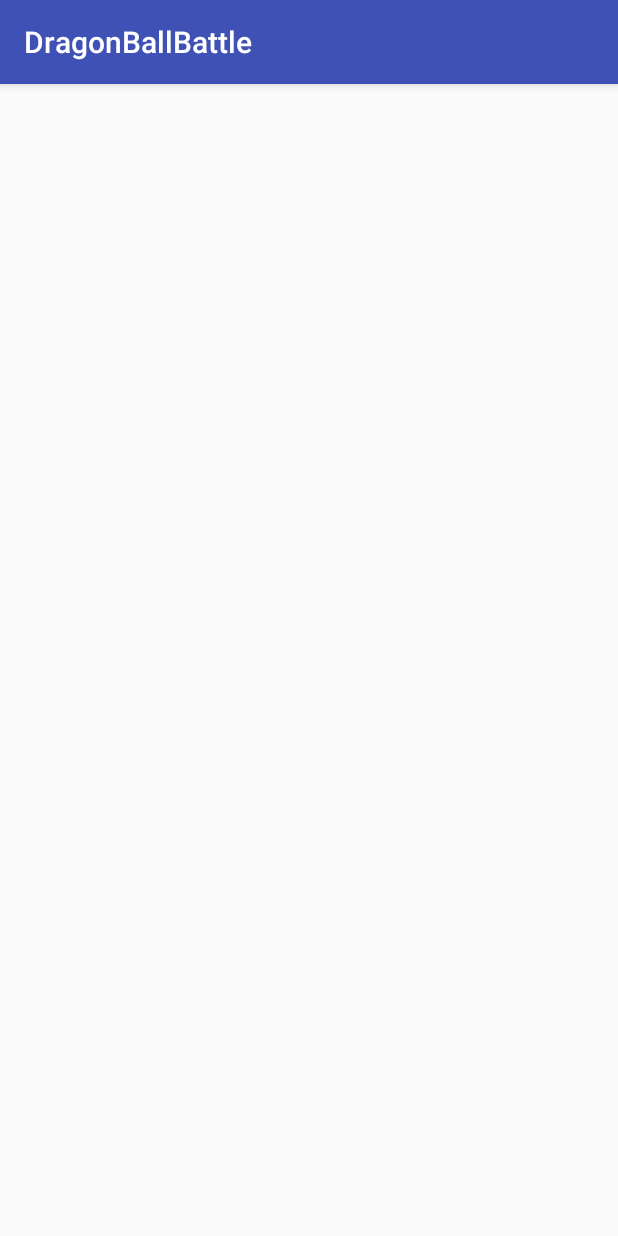
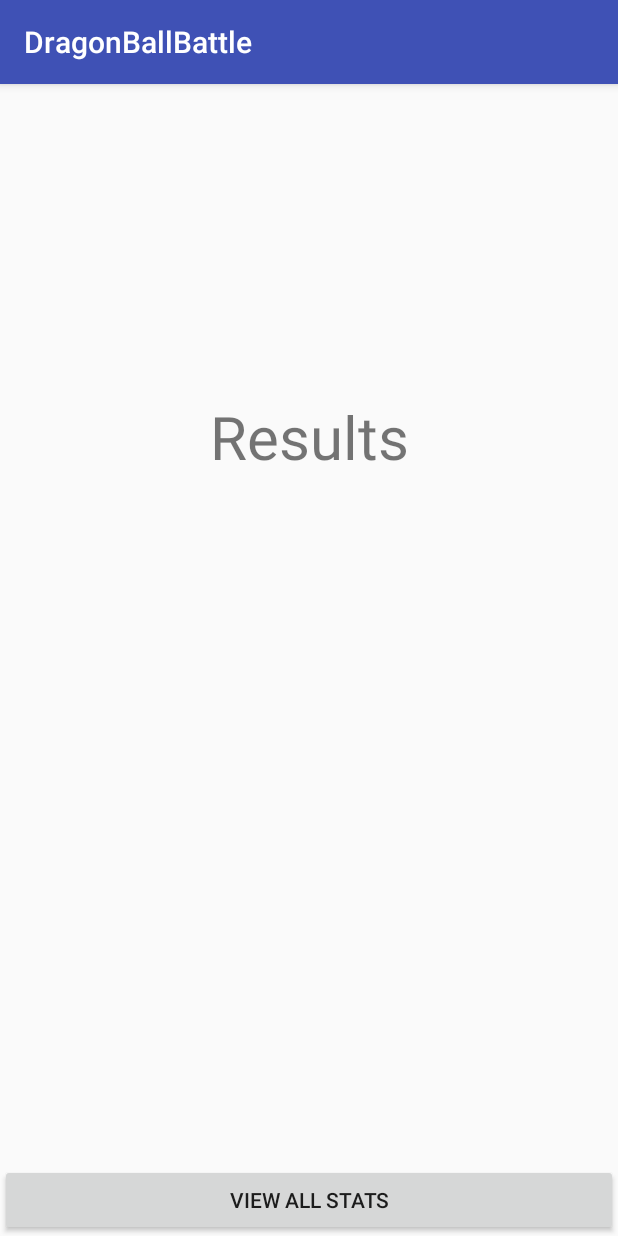
Before and after one commit to marmj64/DragonBallBattle2, an Android app: the ResultsActivity screen opened directly, with no data from a screen before it, on a phone screen of 412 x 824 dp. Run offline under Robolectric (Android 15) with nearby library versions, the phone set to English and light mode, and no system bars.

Commit message:
Result screen with rotation

```diff
--- a/app/src/main/AndroidManifest.xml
+++ b/app/src/main/AndroidManifest.xml
@@ -20,7 +20,8 @@
         <activity android:name=".CreateAccountActivity" />
         <activity android:name=".OpponentSelectionActivity" />
         <activity android:name=".BattleActivity" />
-        <activity android:name=".ResultsActivity" />
+        <activity android:name=".ResultsActivity"
+                  android:configChanges="orientation|screenSize"/>
         <activity android:name=".GuestActivity"></activity>
     </application>
 
--- a/app/src/main/java/com/example/john/dragonballbattle/FighterSelectionActivity.java
+++ b/app/src/main/java/com/example/john/dragonballbattle/FighterSelectionActivity.java
@@ -113,6 +113,7 @@
     public void chooseOpponent(View v){
         Intent completeIntent = new Intent( this, OpponentSelectionActivity.class);
 
+        completeIntent.putExtra("uName", getIntent().getStringExtra("uName"));
         this.startActivity( completeIntent );
     }
 
--- a/app/src/main/java/com/example/john/dragonballbattle/GuestActivity.java
+++ b/app/src/main/java/com/example/john/dragonballbattle/GuestActivity.java
@@ -109,6 +109,7 @@
 
     public void play(View v){
         Intent completeIntent = new Intent( this, BattleActivity.class);
+        completeIntent.putExtra("uName", getIntent().getStringExtra("uName"));
         this.startActivity( completeIntent );
     }
 }
--- a/app/src/main/java/com/example/john/dragonballbattle/LoginActivity.java
+++ b/app/src/main/java/com/example/john/dragonballbattle/LoginActivity.java
@@ -25,6 +25,7 @@
         if(db.searchUser(userNameStr,passwordStr)==0) {
             //TODO 4. VALIDATE login credentials in DB.
             Intent completeIntent = new Intent(this, FighterSelectionActivity.class);
+            completeIntent.putExtra("uName", userNameStr);
             //TODO 5 ADD METHODS TO DB TO IMPLEMENT
             this.startActivity(completeIntent);
         }
--- a/app/src/main/java/com/example/john/dragonballbattle/OpponentSelectionActivity.java
+++ b/app/src/main/java/com/example/john/dragonballbattle/OpponentSelectionActivity.java
@@ -16,11 +16,13 @@
 
     public void playGame(View v){
         Intent completeIntent = new Intent( this, BattleActivity.class);
+        completeIntent.putExtra("uName", getIntent().getStringExtra("uName"));
         this.startActivity( completeIntent );
     }
 
     public void guestSelection(View v){
         Intent completeIntent = new Intent( this, GuestActivity.class);
+        completeIntent.putExtra("uName", getIntent().getStringExtra("uName"));
         this.startActivity( completeIntent );
     }
 }
--- a/app/src/main/res/layout/activity_results.xml
+++ b/app/src/main/res/layout/activity_results.xml
@@ -1,9 +1,46 @@
 <?xml version="1.0" encoding="utf-8"?>
-<android.support.constraint.ConstraintLayout xmlns:android="http://schemas.android.com/apk/res/android"
+<LinearLayout xmlns:android="http://schemas.android.com/apk/res/android"
     xmlns:app="http://schemas.android.com/apk/res-auto"
     xmlns:tools="http://schemas.android.com/tools"
     android:layout_width="match_parent"
     android:layout_height="match_parent"
-    tools:context="com.example.john.dragonballbattle.ResultsActivity">
+    tools:context="com.example.john.dragonballbattle.ResultsActivity"
+    android:orientation="vertical"
+    android:gravity="bottom">
+    <TextView
+        android:layout_width="match_parent"
+        android:layout_height="wrap_content"
+        android:gravity="center"
+        android:text="@string/resultsTitle"
+        android:id="@+id/resultTitle"
+        android:textSize="40dp"
+        android:paddingBottom="120dp" />
 
-</android.support.constraint.ConstraintLayout>
+    <TextView
+        android:id="@+id/resultPlayerName"
+        android:layout_width="match_parent"
+        android:layout_height="wrap_content"
+        android:gravity="center"
+        android:paddingBottom="80dp" />
+
+    <TextView
+        android:id="@+id/resultCharacter"
+        android:layout_width="match_parent"
+        android:layout_height="wrap_content"
+        android:gravity="center"
+        android:paddingBottom="80dp" />
+
+    <TextView
+        android:id="@+id/resultWinLose"
+        android:layout_width="match_parent"
+        android:layout_height="wrap_content"
+        android:paddingBottom="120dp"
+        android:gravity="center" />
+
+    <Button
+        android:layout_width="match_parent"
+        android:layout_height="wrap_content"
+        android:text="@string/resultViewStats"/>
+
+
+</LinearLayout>
--- a/app/src/main/res/values/strings.xml
+++ b/app/src/main/res/values/strings.xml
@@ -18,5 +18,7 @@
     <string name="opponentSelectionLobbyView">Opponent Lobby</string>
     <string name="opponentSelectionPlay">Play</string>
     <string name="opponentSelectionGuest">Guest</string>
+    <string name="resultViewStats">View All Stats</string>
+    <string name="resultsTitle">Results</string>
 
 </resources>
--- a/build.gradle
+++ b/build.gradle
@@ -7,7 +7,7 @@
         jcenter()
     }
     dependencies {
-        classpath 'com.android.tools.build:gradle:3.0.1'
+        classpath 'com.android.tools.build:gradle:3.1.2'
 
 
         // NOTE: Do not place your application dependencies here; they belong
```
Also changed, not shown: app/src/main/java/com/example/john/dragonballbattle/BattleActivity.java (+16 -2 lines), app/src/main/java/com/example/john/dragonballbattle/ResultsActivity.java (+40 -1 lines), gradle/wrapper/gradle-wrapper.properties.
